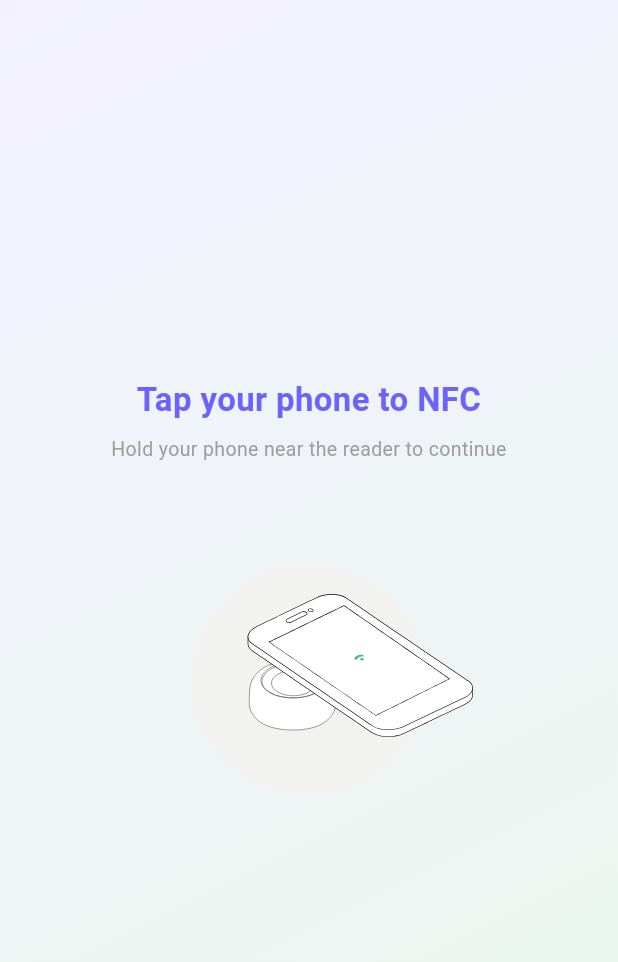
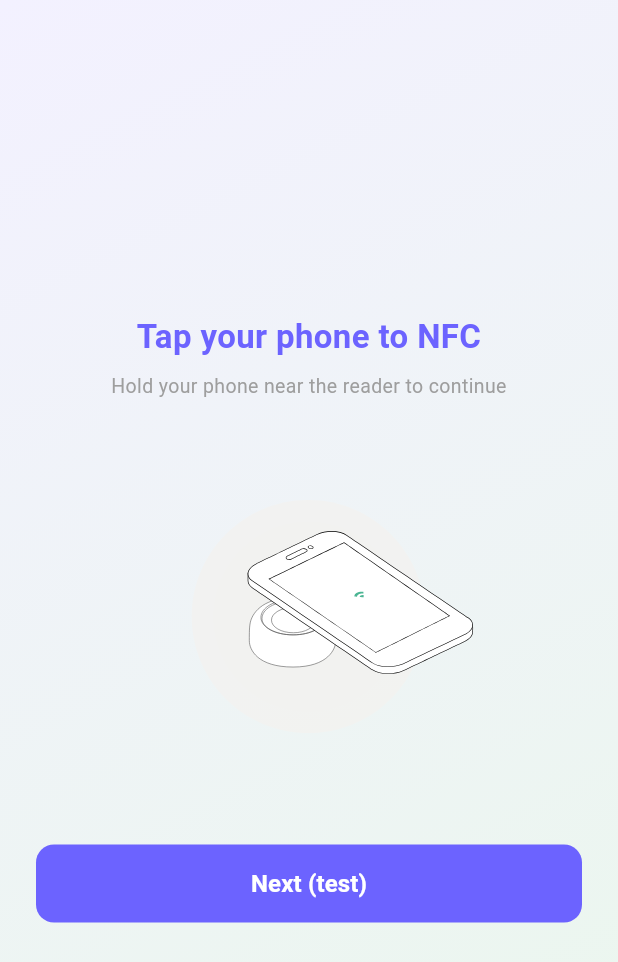
Before and after one commit to joan-code6/broccoli, a Flutter app: the NfcScreen screen opened directly, on a phone screen of 412 x 824 dp. Shown: the top 962 px of the screen. Run offline on Flutter 3.47's test engine with Material 3 defaults, Android fonts, the phone set to English and light mode, and no system bars; our stand-ins replace lottie, shared_preferences; missing offline and left inert: nfc_manager; accounts and stored records are empty; statements that could not run were skipped.

Commit message:
ncf connect code

```diff
--- a/app/lib/nfc_screen.dart
+++ b/app/lib/nfc_screen.dart
@@ -1,8 +1,55 @@
 import 'package:flutter/material.dart';
 import 'package:lottie/lottie.dart';
+import 'package:nfc_manager/nfc_manager.dart';
 
-class NfcScreen extends StatelessWidget {
+class NfcScreen extends StatefulWidget {
   const NfcScreen({super.key});
+
+  @override
+  State<NfcScreen> createState() => _NfcScreenState();
+}
+
+class _NfcScreenState extends State<NfcScreen> {
+  bool _isSessionActive = false;
+
+  @override
+  void initState() {
+    super.initState();
+    _startNfcSession();
+  }
+
+  @override
+  void dispose() {
+    if (_isSessionActive) {
+      NfcManager.instance.stopSession();
+    }
+    super.dispose();
+  }
+
+  Future<void> _startNfcSession() async {
+    final isAvailable = await NfcManager.instance.isAvailable();
+
+    if (!isAvailable) {
+      return;
+    }
+
+    _isSessionActive = true;
+
+    await NfcManager.instance.startSession(
+      onDiscovered: (NfcTag tag) async {
+        await NfcManager.instance.stopSession();
+        _isSessionActive = false;
+        if (!mounted) return;
+        _handleTag();
+      },
+    );
+  }
+
+  void _handleTag() {
+    ScaffoldMessenger.of(
+      context,
+    ).showSnackBar(const SnackBar(content: Text('Leaderboard complete')));
+  }
 
   @override
   Widget build(BuildContext context) {
@@ -44,6 +91,29 @@ class NfcScreen extends StatelessWidget {
                     height: 240,
                     repeat: true,
                   ),
+                  const SizedBox(height: 32),
+                  SizedBox(
+                    width: double.infinity,
+                    height: 52,
+                    child: ElevatedButton(
+                      onPressed: _handleTag,
+                      style: ElevatedButton.styleFrom(
+                        backgroundColor: const Color(0xFF6C63FF),
+                        shape: RoundedRectangleBorder(
+                          borderRadius: BorderRadius.circular(12),
+                        ),
+                        elevation: 0,
+                      ),
+                      child: const Text(
+                        'Next (test)',
+                        style: TextStyle(
+                          fontSize: 16,
+                          fontWeight: FontWeight.w600,
+                          color: Colors.white,
+                        ),
+                      ),
+                    ),
+                  ),
                 ],
               ),
             ),
--- a/app/pubspec.yaml
+++ b/app/pubspec.yaml
@@ -14,6 +14,7 @@ dependencies:
   cupertino_icons: ^1.0.8
   shared_preferences: ^2.2.2
   lottie: ^3.1.2
+  nfc_manager: ^3.5.0
 
 dev_dependencies:
   flutter_test:
```
Also changed, not shown: app/pubspec.lock, 1 other file.
